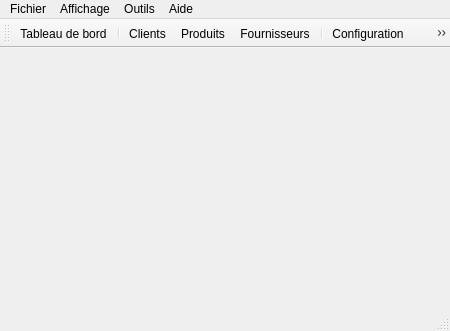
Qt form src/mainwindow.ui (cfdev/mcercle) before a commit.
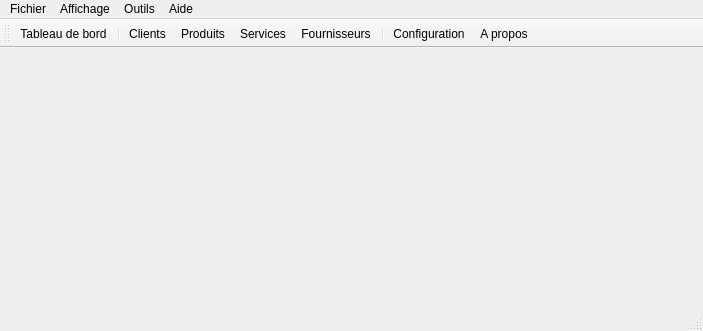
The same form after that commit. Icons and pictures are not drawn.

Commit message: Pouvoir accéder aux services communs directement depuis la mainwindows !

```diff
--- a/src/mainwindow.ui
+++ b/src/mainwindow.ui
@@ -6,7 +6,7 @@
    <rect>
     <x>0</x>
     <y>0</y>
-    <width>450</width>
+    <width>703</width>
     <height>331</height>
    </rect>
   </property>
@@ -41,8 +41,8 @@
     <rect>
      <x>0</x>
      <y>0</y>
-     <width>450</width>
-     <height>21</height>
+     <width>703</width>
+     <height>27</height>
     </rect>
    </property>
    <widget class="QMenu" name="menuFichier">
@@ -107,6 +107,7 @@
    <addaction name="separator"/>
    <addaction name="actionClients"/>
    <addaction name="actionProduits"/>
+   <addaction name="actionServices_common"/>
    <addaction name="actionActionProvider"/>
    <addaction name="separator"/>
    <addaction name="actionConfiguration"/>
@@ -269,6 +270,15 @@
     <string>Sauvegarder la base de données sous...</string>
    </property>
   </action>
+  <action name="actionServices_common">
+   <property name="icon">
+    <iconset resource="../ressources.qrc">
+     <normaloff>:/app/services</normaloff>:/app/services</iconset>
+   </property>
+   <property name="text">
+    <string>Services</string>
+   </property>
+  </action>
  </widget>
  <layoutdefault spacing="6" margin="11"/>
  <resources>
```
Left out of the diff: 2 changed lines with no effect on the pictures. The commit also changes 5 other files.
